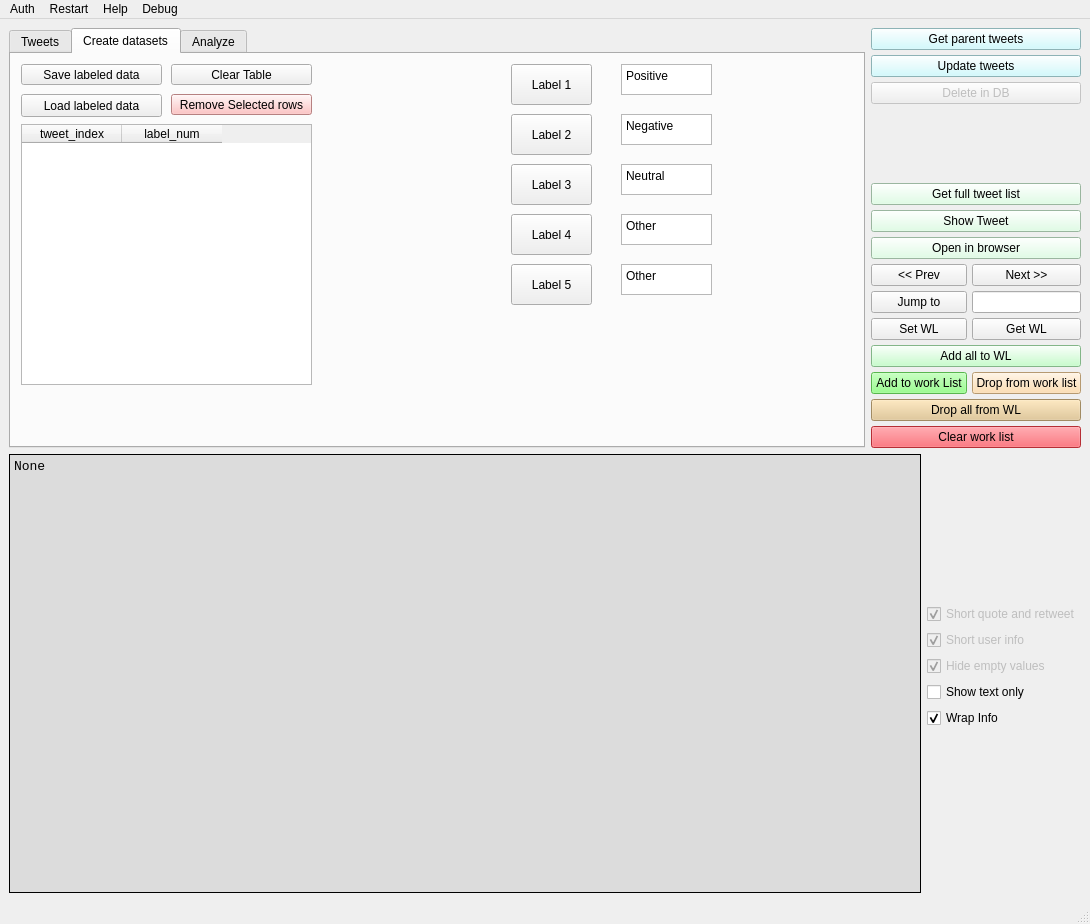
Old version of the form twitter_analyzer/gui/GUI_QT.ui in the repository GrzegorzKrug/TwitterAnalyzer.
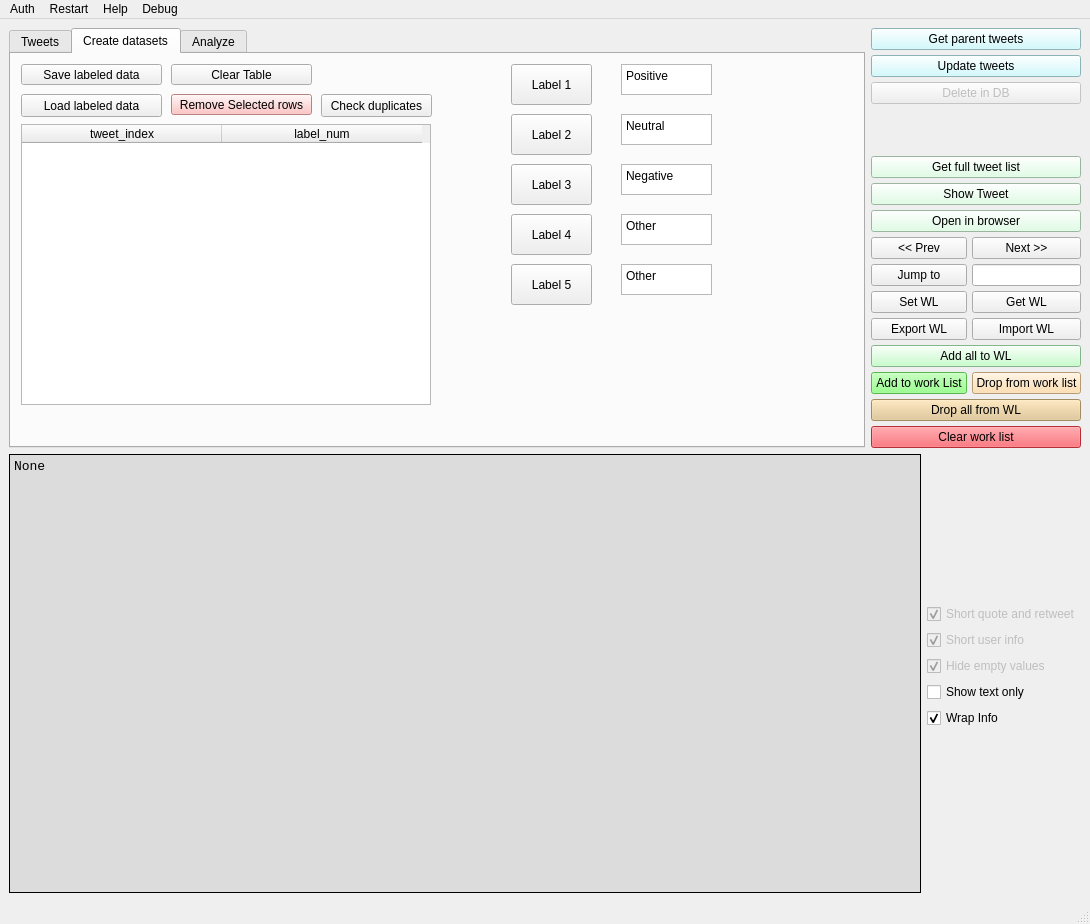
New version of the form.

Commit message: droping duplicates

```diff
--- a/twitter_analyzer/gui/GUI_QT.ui
+++ b/twitter_analyzer/gui/GUI_QT.ui
@@ -776,7 +776,7 @@
            </rect>
           </property>
           <property name="plainText">
-           <string>Negative</string>
+           <string>Neutral</string>
           </property>
          </widget>
          <widget class="QPlainTextEdit" name="plainTextEdit_3">
@@ -789,7 +789,7 @@
            </rect>
           </property>
           <property name="plainText">
-           <string>Neutral</string>
+           <string>Negative</string>
           </property>
          </widget>
          <widget class="QPlainTextEdit" name="plainTextEdit_4">
@@ -865,8 +865,8 @@
            <rect>
             <x>10</x>
             <y>70</y>
-            <width>291</width>
-            <height>261</height>
+            <width>410</width>
+            <height>281</height>
            </rect>
           </property>
           <property name="editTriggers">
@@ -881,6 +881,9 @@
           <property name="columnCount">
            <number>2</number>
           </property>
+          <attribute name="horizontalHeaderDefaultSectionSize">
+           <number>200</number>
+          </attribute>
           <column>
            <property name="text">
             <string>tweet_index</string>
@@ -921,6 +924,19 @@
            <string>Remove Selected rows</string>
           </property>
          </widget>
+         <widget class="QPushButton" name="pushButton_check_label_duplicates">
+          <property name="geometry">
+           <rect>
+            <x>310</x>
+            <y>40</y>
+            <width>111</width>
+            <height>23</height>
+           </rect>
+          </property>
+          <property name="text">
+           <string>Check duplicates</string>
+          </property>
+         </widget>
         </widget>
         <widget class="QWidget" name="Analyze">
          <attribute name="title">
@@ -1180,6 +1196,26 @@
           </property>
          </widget>
         </item>
+        <item row="28" column="0">
+         <widget class="QPushButton" name="pushButton_export_work_list_to_file">
+          <property name="toolTip">
+           <string>Save worklist to file</string>
+          </property>
+          <property name="text">
+           <string>Export WL</string>
+          </property>
+         </widget>
+        </item>
+        <item row="28" column="1">
+         <widget class="QPushButton" name="pushButton_import_work_list_from_file">
+          <property name="toolTip">
+           <string>Import worklist from file</string>
+          </property>
+          <property name="text">
+           <string>Import WL</string>
+          </property>
+         </widget>
+        </item>
        </layout>
       </item>
      </layout>
```
The commit also changes 3 other files.
